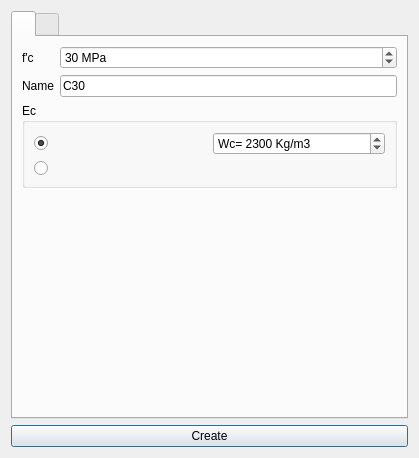
ebrahimraeyat/civilTools, file widgets/define/create_materials.ui: the form before one commit.
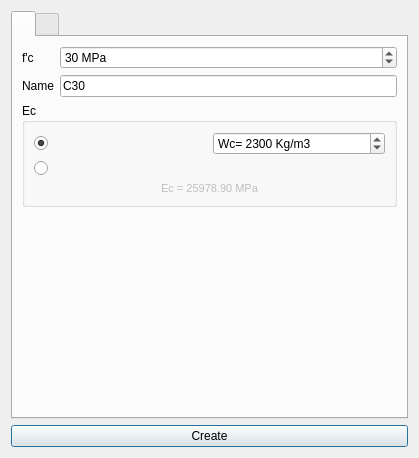
The form after the commit. The open tabs and pages were chosen to show the change. Icons and pictures are not drawn.

Commit message: Show the ec of concrete in materials

```diff
--- a/widgets/define/create_materials.ui
+++ b/widgets/define/create_materials.ui
@@ -153,6 +153,24 @@
             </property>
            </widget>
           </item>
+          <item row="2" column="0" colspan="2">
+           <widget class="QLabel" name="ec_label">
+            <property name="enabled">
+             <bool>false</bool>
+            </property>
+            <property name="font">
+             <font>
+              <pointsize>8</pointsize>
+             </font>
+            </property>
+            <property name="text">
+             <string>Ec = 25978.90 MPa</string>
+            </property>
+            <property name="alignment">
+             <set>Qt::AlignCenter</set>
+            </property>
+           </widget>
+          </item>
          </layout>
         </widget>
        </item>
```
Left out of the diff: 42 changed lines with no effect on the pictures. The commit also changes 1 other file.
